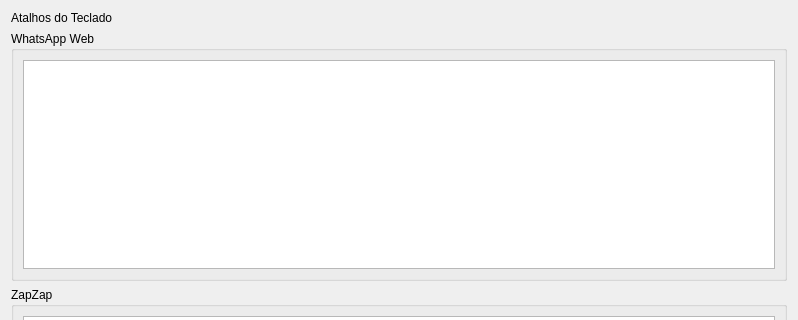
rafatosta/zapzap, file zapzap/ui/ui_shortcuts_dialog.ui: the form before one commit; both pictures show x 0 to 798 and y 0 to 320 of the 798 by 575 pixel window.
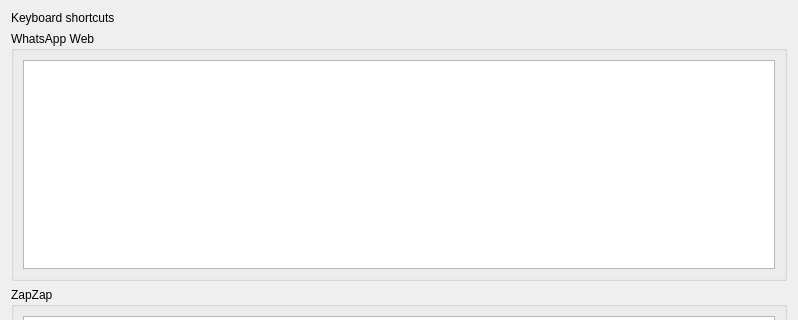
The form after the commit.

What changed in the file:
```diff
--- a/zapzap/ui/ui_shortcuts_dialog.ui
+++ b/zapzap/ui/ui_shortcuts_dialog.ui
@@ -17,7 +17,7 @@
    <item>
     <widget class="QLabel" name="label">
      <property name="text">
-      <string>Atalhos do Teclado</string>
+      <string>Keyboard shortcuts</string>
      </property>
     </widget>
    </item>
```
